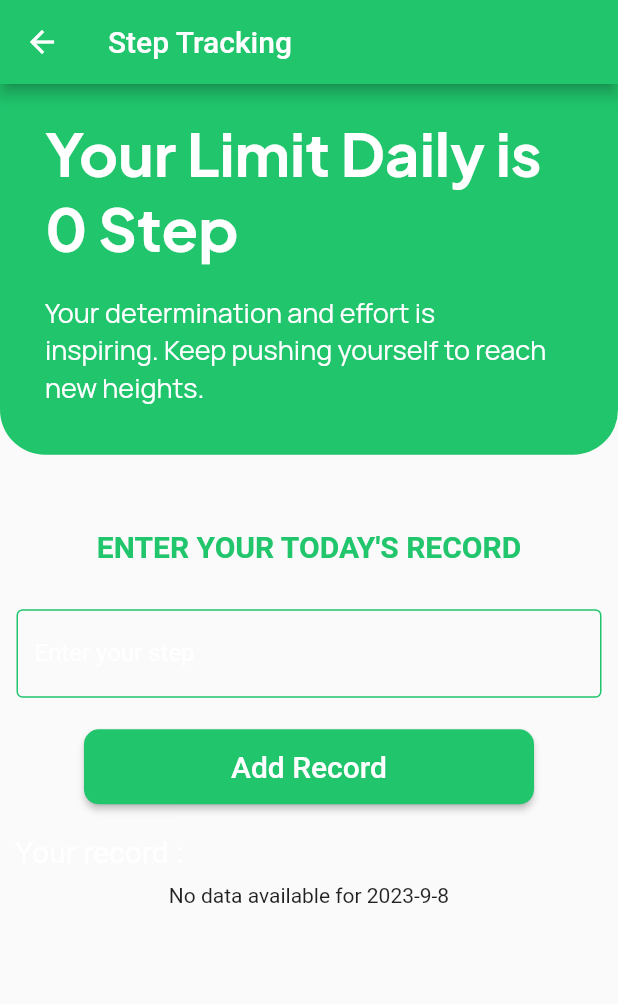
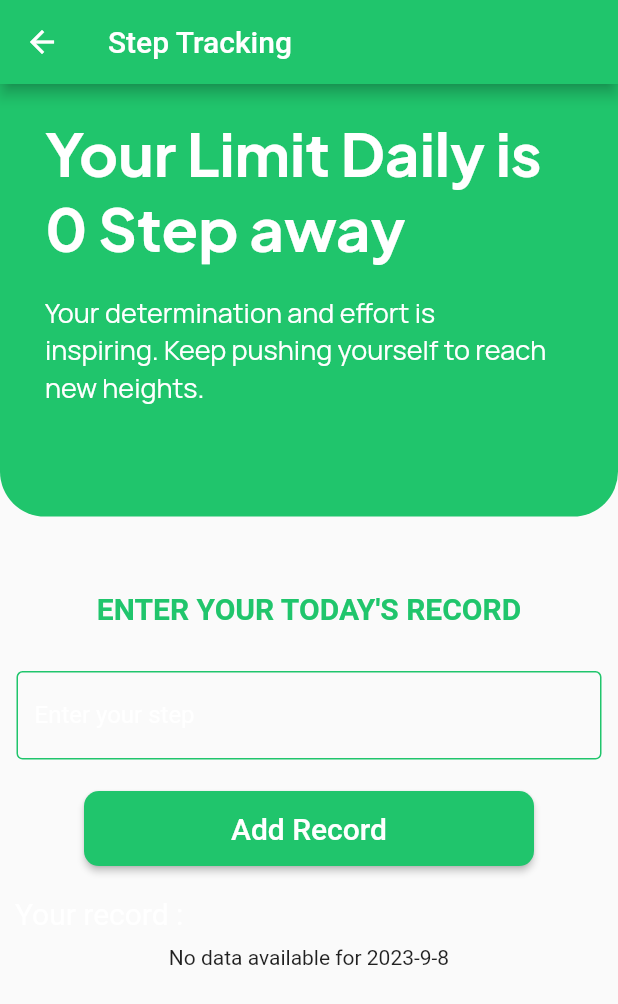
Before and after one commit to najmulmyself/walkmate, a Flutter app: the StepTracking screen opened directly, after a tap on "Add Record", on a phone screen of 412 x 824 dp. Shown: the top 1004 px of the screen. Run offline on Flutter 3.47's test engine with Material 2 defaults, Android fonts, the phone set to English and light mode, and no system bars; our stand-ins replace cloud_firestore, firebase_core, google_fonts, shared_preferences; accounts and stored records are empty.

Commit message:
added more code

```diff
--- a/lib/main.dart
+++ b/lib/main.dart
@@ -14,9 +14,7 @@ void main() async {
         ChangeNotifierProvider(
           create: (context) => DarkModeProvider(),
         ),
-        ChangeNotifierProvider(
-          create: (context) => DataProvider(),
-        )
+        ChangeNotifierProvider(create: (context) => DataProvider.test()),
       ],
       child: MyApp(),
     ),
--- a/lib/provider/dataProvider.dart
+++ b/lib/provider/dataProvider.dart
@@ -3,13 +3,19 @@ import 'package:cloud_firestore/cloud_firestore.dart';
 
 class DataProvider with ChangeNotifier {
   int totalstep = 0;
-  double _sliderValue = 500;
+  double _sliderValue = 0;
   int remainingStep = 0;
 
   double get sliderValue => _sliderValue;
 
+  DataProvider.test() {
+    getStep(getDateNow());
+  }
+
   getSliderValue(double value) {
     _sliderValue = value;
+    // getStep(getDateNow());
+
     notifyListeners();
   }
 
@@ -62,7 +68,7 @@ class DataProvider with ChangeNotifier {
     }
   }
 
-   getStep(String formattedDate) async {
+  getStep(String formattedDate) async {
     totalstep = 0;
     final collection = _firestore.collection(formattedDate);
 
--- a/lib/screens/step_tracking.dart
+++ b/lib/screens/step_tracking.dart
@@ -1,13 +1,10 @@
 import 'package:flutter/material.dart';
 import 'package:google_fonts/google_fonts.dart';
 import 'package:provider/provider.dart';
-import 'package:walkmate/provider/darkModeProvider.dart';
 import 'package:walkmate/provider/dataProvider.dart';
 import 'package:walkmate/utils/const.dart';
 
 class StepTracking extends StatefulWidget {
-  static TextEditingController stepController = TextEditingController();
-
   const StepTracking({super.key});
 
   @override
@@ -15,14 +12,21 @@ class StepTracking extends StatefulWidget {
 }
 
 class _StepTrackingState extends State<StepTracking> {
-  @override
-  void initState() {
-    // TODO: implement initState
+  TextEditingController stepController = TextEditingController();
+  // @override
+  // void initState() {
+  //   // TODO: implement initState
+  //   // getStep();
+  // }
 
-  }
   @override
   Widget build(BuildContext context) {
     final dataProvider = Provider.of<DataProvider>(context, listen: false);
+
+    void getStep() {
+      dataProvider.getStep(dataProvider.getDateNow());
+    }
+
     return Scaffold(
       appBar: AppBar(
         backgroundColor: kPrimaryColor,
@@ -32,7 +36,7 @@ class _StepTrackingState extends State<StepTracking> {
         child: Column(
           children: [
             Container(
-              height: MediaQuery.of(context).size.height * .3,
+              height: MediaQuery.of(context).size.height * .35,
               decoration: const BoxDecoration(
                 color: kPrimaryColor,
                 borderRadius: BorderRadius.only(
@@ -48,7 +52,7 @@ class _StepTrackingState extends State<StepTracking> {
                   Padding(
                     padding: const EdgeInsets.symmetric(horizontal: 30.0),
                     child: Text(
-                      "Your Limit Daily is ${(dataProvider.remainingStep)} Step",
+                      "Your Limit Daily is ${(dataProvider.remainingStep)} Step away ",
                       // style: darkProvider.isModeDark
                       //     ? kFontSizeBigStyle
                       //     : kFontSizeBigStyle.copyWith(
@@ -97,7 +101,7 @@ class _StepTrackingState extends State<StepTracking> {
                       height: 70,
                       // color: kPrimaryColor,
                       child: TextField(
-                        controller: StepTracking.stepController,
+                        controller: stepController,
                         cursorColor: kPrimaryColor,
                         keyboardType: TextInputType.number,
                         showCursor: true,
@@ -135,8 +139,8 @@ class _StepTrackingState extends State<StepTracking> {
                             backgroundColor: kPrimaryColor),
                         onPressed: () {
                           dataProvider
-                              .addData(int.parse(StepTracking.stepController.value.text));
-                          StepTracking.stepController.clear();
+                              .addData(int.parse(stepController.value.text));
+                          stepController.clear();
                           dataProvider.getStep(dataProvider.getDateNow());
                         },
                         child: const Text(
@@ -224,7 +228,8 @@ class _StepTrackingState extends State<StepTracking> {
   // );
   @override
   void dispose() {
-    StepTracking.stepController.dispose(); // Dispose of the controller when done.
+    // super.dispose();
+    stepController.dispose(); // Dispose of the controller when done.
     // super.dispose();
   }
 }
```
